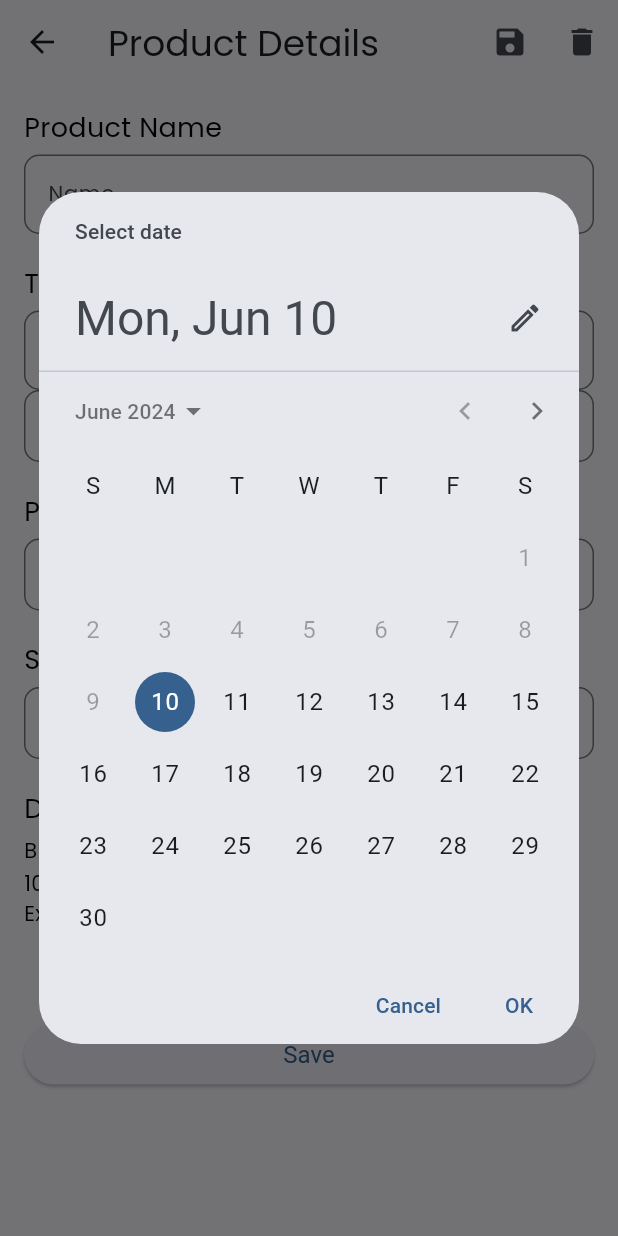
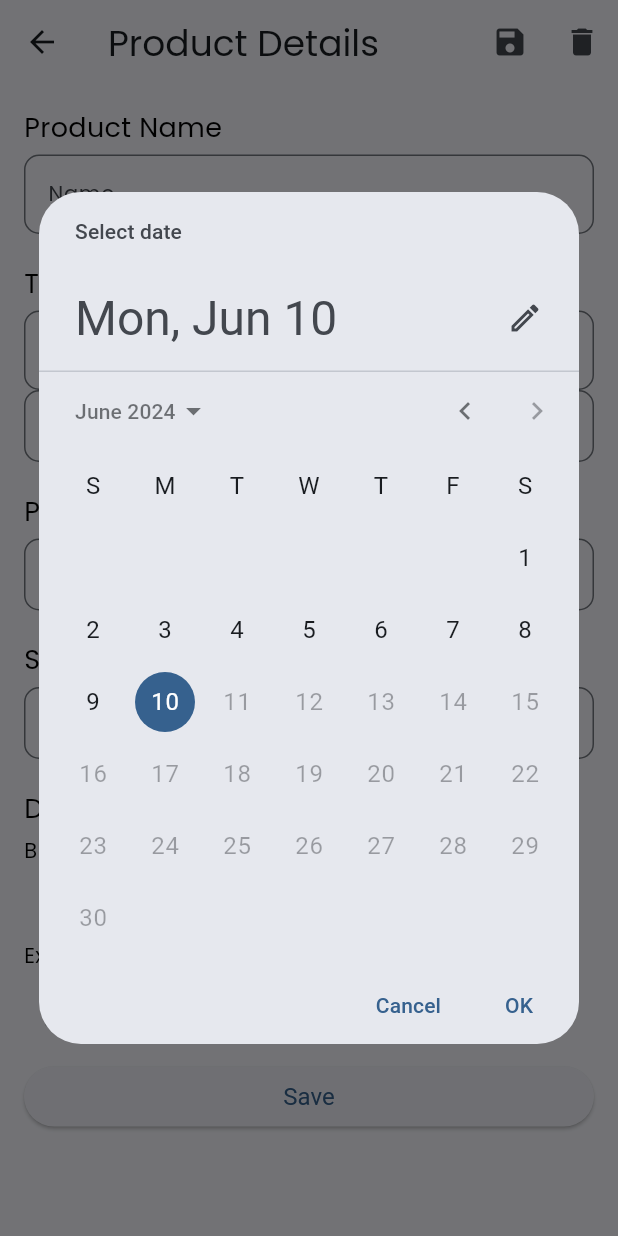
Before and after one commit to BojanaMarojevikj/ExpiRemind, a Flutter app: the ProductDetailsScreen screen opened directly with empty values, after a tap on "Edit", after a tap on the "calendar today" icon, on a phone screen of 412 x 824 dp. Run offline on Flutter 3.47's test engine with Material 3 defaults, Android fonts, the phone set to English and light mode, and no system bars; our stand-ins replace cloud_firestore, envied, firebase_auth, firebase_core, google_fonts; accounts and stored records are empty; generated files the repository leaves out were written again.

Commit message:
buy date fixes

```diff
--- a/lib/presentation/screens/product_details_screen.dart
+++ b/lib/presentation/screens/product_details_screen.dart
@@ -52,8 +52,6 @@ class _ProductDetailsScreenState extends State<ProductDetailsScreen> {
     super.dispose();
   }
 
-  // Form field and validation logic here (similar to AddProductForm)
-
   Future<void> _updateProduct() async {
     if (_formKey.currentState!.validate()) {
       final name = _nameController.text;
@@ -67,6 +65,7 @@ class _ProductDetailsScreenState extends State<ProductDetailsScreen> {
         category: _category,
         storage: _storage,
         expiryDate: _expiryDate,
+        buyDate: _buyDate,
         userId: FirebaseAuth.instance.currentUser!.uid,
       );
 
@@ -99,8 +98,8 @@ class _ProductDetailsScreenState extends State<ProductDetailsScreen> {
               context: context,
               builder: (context) => AlertDialog(
                 title: const Text('Delete Product'),
-                  content: const Text(
-                      'Are you sure you want to delete this product?'),
+                content:
+                    const Text('Are you sure you want to delete this product?'),
                 actions: [
                   TextButton(
                     onPressed: () => Navigator.pop(context),
@@ -131,7 +130,6 @@ class _ProductDetailsScreenState extends State<ProductDetailsScreen> {
                         const TextStyle(color: Colors.black, fontSize: 18.0)),
               ),
               const SizedBox(height: 5.0),
-
               TextFormField(
                 key: const ValueKey('nameInput'),
                 enabled: _isEditEnabled,
@@ -149,7 +147,6 @@ class _ProductDetailsScreenState extends State<ProductDetailsScreen> {
                 ),
                 controller: _nameController,
               ),
-
               const SizedBox(height: 20.0),
 
               // Quantity
@@ -271,7 +268,6 @@ class _ProductDetailsScreenState extends State<ProductDetailsScreen> {
                   ),
                 ),
               ),
-
               const SizedBox(height: 20.0),
 
               // Storage Location
@@ -317,7 +313,6 @@ class _ProductDetailsScreenState extends State<ProductDetailsScreen> {
                   ),
                 ),
               ),
-
               const SizedBox(height: 20.0),
 
               // Date Information
@@ -339,6 +334,27 @@ class _ProductDetailsScreenState extends State<ProductDetailsScreen> {
               const SizedBox(height: 2.0),
               Row(
                 children: [
+                  _isEditEnabled
+                      ? IconButton(
+                          icon: const Icon(Icons.calendar_today),
+                          onPressed: () async {
+                            final pickedDate = await showDatePicker(
+                              context: context,
+                              initialDate: _buyDate ?? DateTime.now(),
+                              firstDate: DateTime(2000),
+                              lastDate: DateTime.now(),
+                            );
+                            if (pickedDate != null) {
+                              setState(() =>
+                                  _buyDate = pickedDate.toUtc().toLocal());
+                            }
+                          },
+                        )
+                      : const IconButton(
+                          icon: Icon(Icons.calendar_today),
+                          onPressed:
+                              null, // Set onPressed to null when editing is disabled
+                        ),
                   Text(
                     _buyDate != null
                         ? DateFormat('dd-MM-yyyy').format(_buyDate!)
@@ -379,23 +395,18 @@ class _ProductDetailsScreenState extends State<ProductDetailsScreen> {
                                   _expiryDate = pickedDate.toUtc().toLocal());
                             }
                           },
-                    ) : const SizedBox(),
-                    Text(DateFormat('dd-MM-yyyy').format(_expiryDate),
+                        )
+                      : const IconButton(
+                          icon: Icon(Icons.calendar_today),
+                          onPressed:
+                              null, // Set onPressed to null when editing is disabled
+                        ),
+                  Text(
+                    DateFormat('dd-MM-yyyy').format(_expiryDate),
                     style: GoogleFonts.poppins(
                       textStyle: const TextStyle(
                         color: Colors.black,
                         fontSize: 14.0,
-                        ),
-                      ),
-                    ),
-                    _isEditEnabled
-                    ? const SizedBox()
-                    : Text(
-                      _isEditEnabled ? '' : ' (Edit to change)',
-                      style: GoogleFonts.poppins(
-                        textStyle: const TextStyle(
-                          color: Colors.grey,
-                          fontSize: 12.0,
                       ),
                     ),
                   ),
@@ -424,6 +435,7 @@ class _ProductDetailsScreenState extends State<ProductDetailsScreen> {
             ],
           ),
         ),
-        ));
+      ),
+    );
   }
 }
--- a/lib/presentation/widgets/add_product_form.dart
+++ b/lib/presentation/widgets/add_product_form.dart
@@ -43,11 +43,12 @@ class _AddProductFormState extends State<AddProductForm> {
   }
 
   // Form field and validation logic here (omitted for brevity)
-
   Future<void> _addProduct() async {
     if (_formKey.currentState!.validate()) {
       final name = _nameController.text;
       final quantity = double.parse(_quantityController.text);
+
+      final buyDate = _buyDate;
 
       final product = Product(
         id: const Uuid().v4(),
@@ -57,6 +58,7 @@ class _AddProductFormState extends State<AddProductForm> {
         category: _category,
         storage: _storage,
         expiryDate: _expiryDate,
+        buyDate: buyDate,
         userId: FirebaseAuth.instance.currentUser!.uid,
       );
 
@@ -65,6 +67,7 @@ class _AddProductFormState extends State<AddProductForm> {
       Navigator.of(context).pop(product);
     }
   }
+
 
   @override
   Widget build(BuildContext context) {
--- a/lib/presentation/widgets/inventory_item_widget.dart
+++ b/lib/presentation/widgets/inventory_item_widget.dart
@@ -66,7 +66,9 @@ class InventoryItemWidget extends StatelessWidget {
 
   int _getDaysRemaining(DateTime expiryDate) {
     final today = DateTime.now();
-    final difference = expiryDate.difference(today).inDays;
+    final todayDateOnly = DateTime(today.year, today.month, today.day);
+    final expiryDateOnly = DateTime(expiryDate.year, expiryDate.month, expiryDate.day);
+    final difference = expiryDateOnly.difference(todayDateOnly).inDays;
     return difference;
   }
 
```
Also changed, not shown: lib/data/repositories/product_repository.dart (+19 -4 lines), lib/domain/models/product.dart (+18 -10 lines), pubspec.lock. Lines whose indentation alone changed are shown as unchanged.
